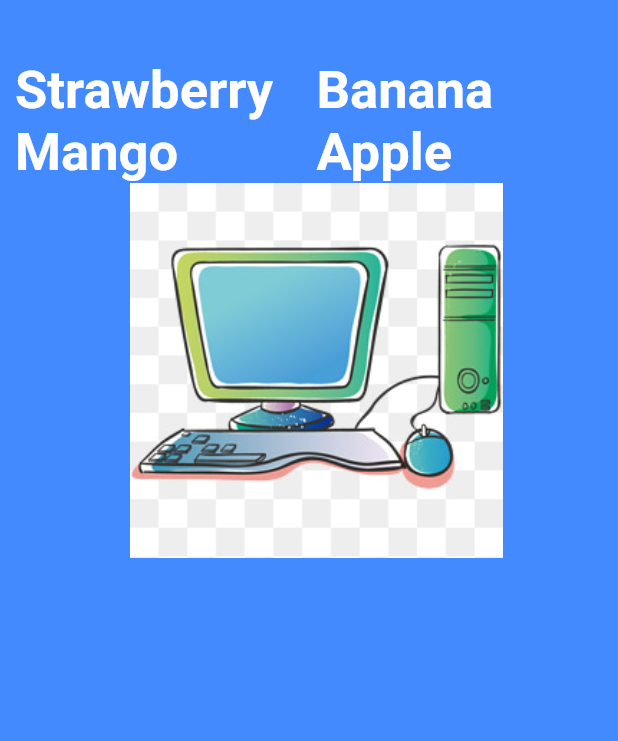
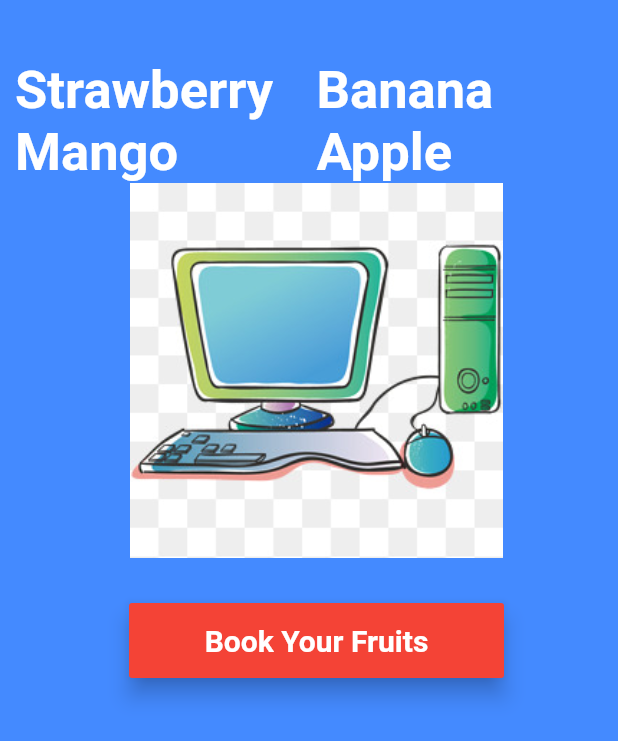
Before and after one commit to Divyansh747/Hello_flutter-app, a Flutter app: the screen it shows after launch, on a phone screen of 412 x 824 dp. Shown: the top 741 px of the screen. Run offline on Flutter 3.47's test engine with Material 2 defaults, Android fonts, the phone set to English and light mode, and no system bars; Roboto replaces fonts that are missing (Raleway).

Commit message:
Add: RaisedButton & alertDialog
this commit will add Raised button with alert box

```diff
--- a/lib/app_screens/first_screen.dart
+++ b/lib/app_screens/first_screen.dart
@@ -62,7 +62,8 @@ class FirstScreen extends StatelessWidget {
                         )),
                   ],
                 ),
-                PcImageAsset()
+                PcImageAsset(),
+                FruitBookButton()
               ],
             )));
   }
@@ -77,3 +78,47 @@ class PcImageAsset extends StatelessWidget {
     return Container(child: image,);
   }
 }
+
+class FruitBookButton extends StatelessWidget{
+
+  @override
+  Widget build(BuildContext context){
+    return Container(
+      margin: EdgeInsets.only(top:30.0),
+      width: 250.0,
+      height: 50.0,
+      child: RaisedButton(
+        color: Colors.red,
+        child: Text(
+            "Book Your Fruits",
+            style: TextStyle(
+            fontSize: 20.0,
+            color: Colors.white,
+            fontWeight: FontWeight.w700
+        ),
+        ),
+
+        elevation: 6.0,
+        onPressed: (){
+          bookFruit(context);
+        },
+      ),
+    );
+
+  }
+
+  void bookFruit(BuildContext context){
+    var alertDialog = AlertDialog(
+    title: Text("Fruits Booked Successfully"),
+    content: Text("Have a healthy day :)"),
+    );
+
+    showDialog(
+        context:context,
+    builder: (BuildContext context) {
+      return alertDialog;
+    }
+    );
+  }
+
+}
```
